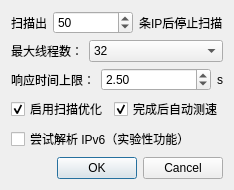
Old version of the form dlgScan.ui in the repository GoodCoder666/GoogleTranslate_IPFinder.
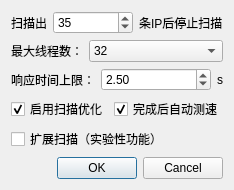
New version of the form.

Commit message: feat: extended scan

Diff of the .ui file:
```diff
--- a/dlgScan.ui
+++ b/dlgScan.ui
@@ -35,10 +35,10 @@
         <number>1</number>
        </property>
        <property name="maximum">
-        <number>300</number>
+        <number>1000</number>
        </property>
        <property name="value">
-        <number>50</number>
+        <number>35</number>
        </property>
       </widget>
      </item>
@@ -187,7 +187,7 @@
    <item>
     <widget class="QCheckBox" name="chkBox_IPv6">
      <property name="text">
-      <string>尝试解析 IPv6（实验性功能）</string>
+      <string>扩展扫描（实验性功能）</string>
      </property>
     </widget>
    </item>
```
Left out of the diff: 5 changed lines with no effect on the pictures. The commit also changes 4 other files.
